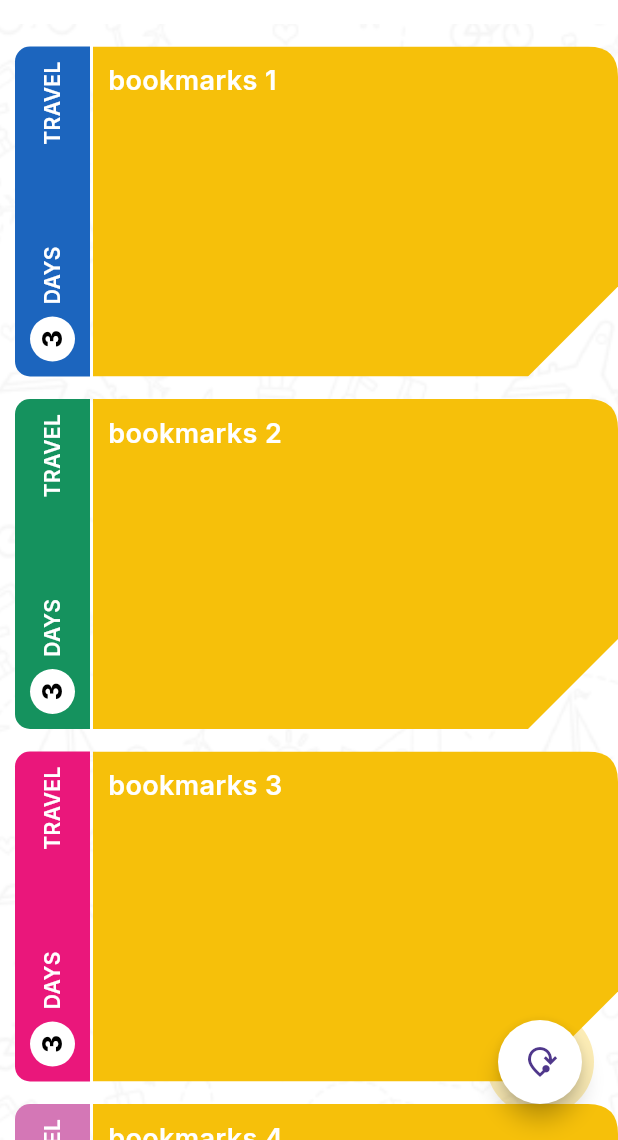
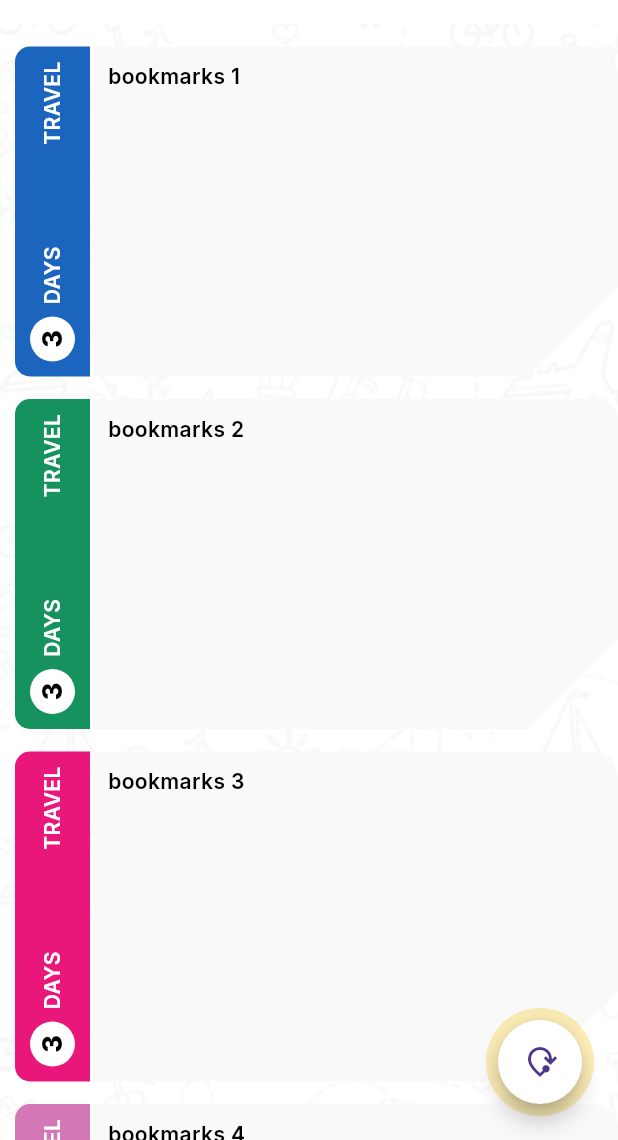
Before and after one commit to kwakyebrilliant/VoyageAI, a Flutter app: the screen it shows after launch, on a phone screen of 412 x 824 dp, the part 96-1236 px from its top. Run offline on Flutter 3.47's test engine with Material 3 defaults, Android fonts, the phone set to English and light mode, and no system bars; our stand-ins replace google_fonts.

Commit message:
bookmark updates

```diff
--- a/lib/components/bookmark.dart
+++ b/lib/components/bookmark.dart
@@ -112,17 +112,17 @@ class _BookmarkState extends State<Bookmark> {
                   child: Container(
                     width: 350.0,
                     height: 220.0,
-                    color: const Color(0xFFF6C00A),
                     padding: const EdgeInsets.all(10.0),
+                    color: const Color(0xFFF9F9FA),
                     child: Column(
                       crossAxisAlignment: CrossAxisAlignment.start,
                       children: [
                         Text(
                           widget.bookmarks[index],
                           style: GoogleFonts.inter(
-                            fontSize: 18.0,
+                            fontSize: 14.0,
                             fontWeight: FontWeight.w600,
-                            color: Colors.white,
+                            color: const Color(0xFF000000),
                           ),
                         ),
                       ],
```
